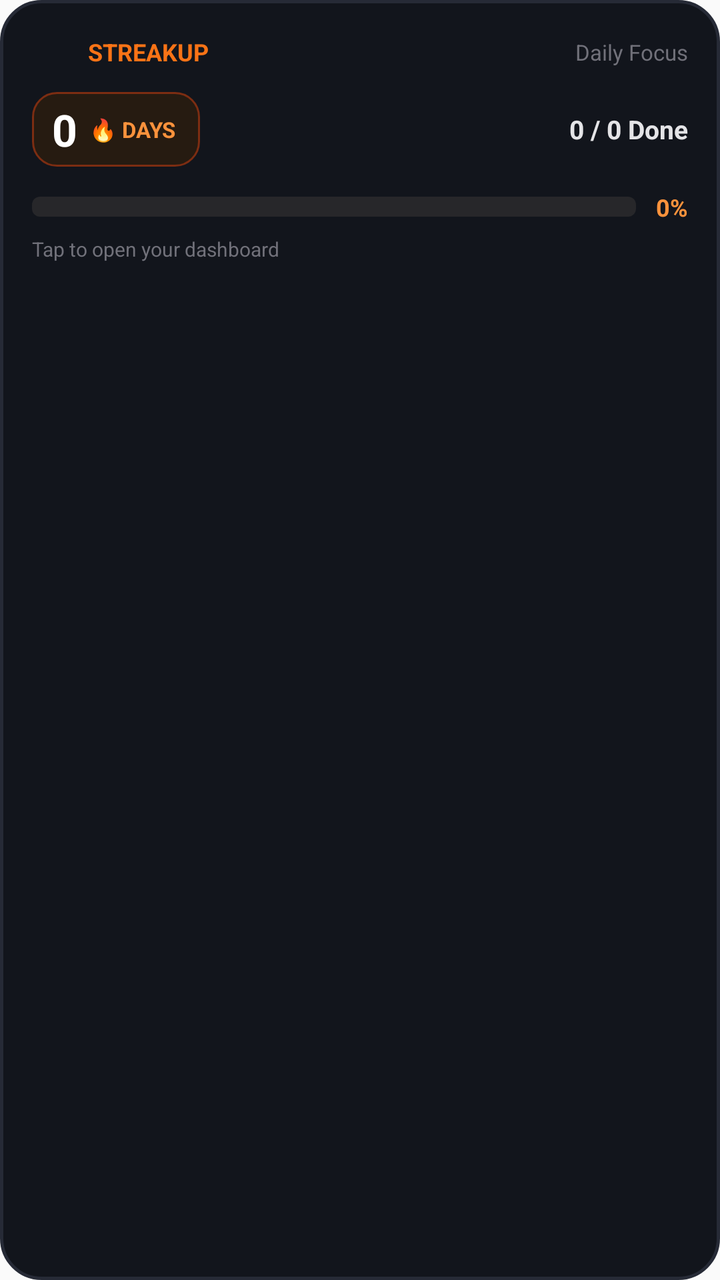
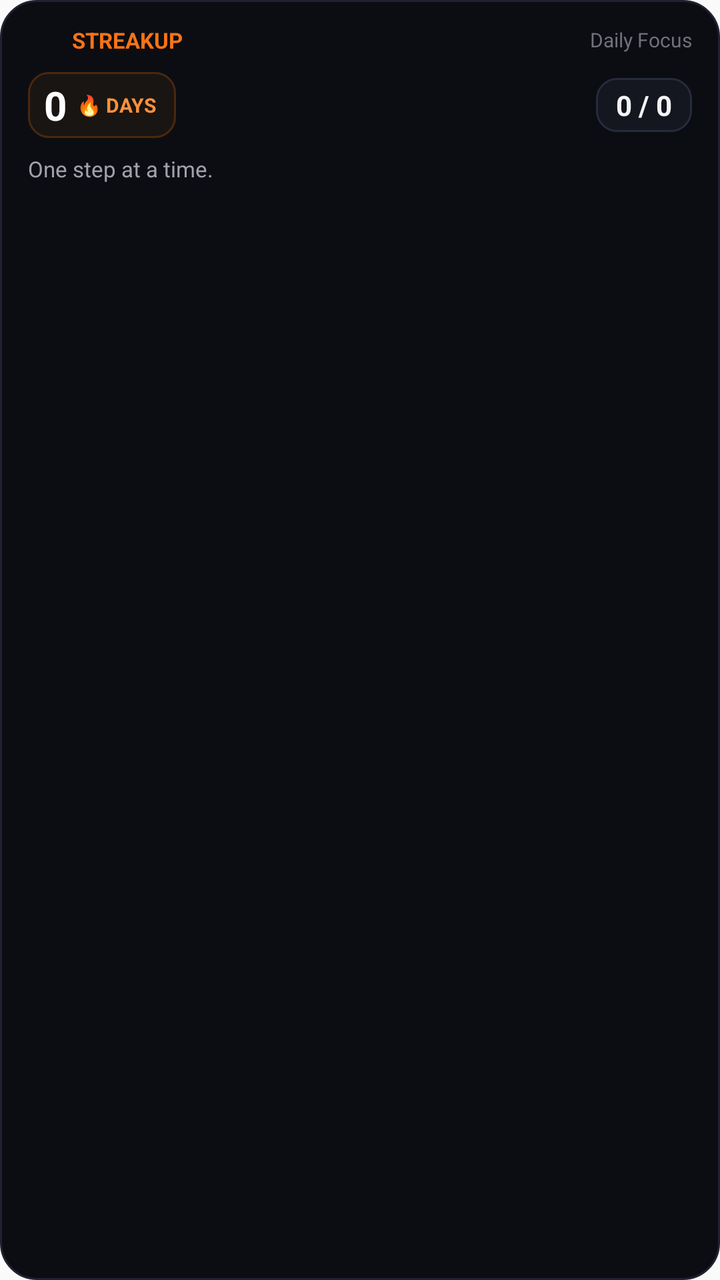

Two renders of the same Android screen: before a commit and after it. Below are the layout's source before the change and the commit's diff.
<!-- AndroidManifest.xml: application theme AppTheme -->
<!-- res/layout/widget_streakup.xml -->
<?xml version="1.0" encoding="utf-8"?>
<RelativeLayout xmlns:android="http://schemas.android.com/apk/res/android"
    android:id="@+id/widget_root"
    android:layout_width="match_parent"
    android:layout_height="match_parent"
    android:background="@drawable/widget_background"
    android:padding="16dp">

    
    <LinearLayout
        android:id="@+id/widget_logged_in_container"
        android:layout_width="match_parent"
        android:layout_height="match_parent"
        android:orientation="vertical"
        android:visibility="visible">

        
        <LinearLayout
            android:layout_width="match_parent"
            android:layout_height="wrap_content"
            android:gravity="center_vertical"
            android:orientation="horizontal">

            <ImageView
                android:id="@+id/widget_logo_icon"
                android:layout_width="20dp"
                android:layout_height="20dp"
                android:contentDescription="@string/app_name"
                android:src="@mipmap/ic_launcher" />

            <TextView
                android:id="@+id/widget_app_title"
                android:layout_width="0dp"
                android:layout_height="wrap_content"
                android:layout_marginStart="8dp"
                android:layout_weight="1"
                android:text="STREAKUP"
                android:textColor="#f97316"
                android:textSize="12sp"
                android:textStyle="bold" />

            <TextView
                android:id="@+id/widget_user_name"
                android:layout_width="wrap_content"
                android:layout_height="wrap_content"
                android:text="Daily Focus"
                android:textColor="#71717a"
                android:textSize="11sp" />
        </LinearLayout>

        
        <LinearLayout
            android:layout_width="match_parent"
            android:layout_height="wrap_content"
            android:layout_marginTop="10dp"
            android:gravity="center_vertical"
            android:orientation="horizontal">

            <LinearLayout
                android:layout_width="wrap_content"
                android:layout_height="wrap_content"
                android:background="@drawable/widget_badge_background"
                android:gravity="center_vertical"
                android:orientation="horizontal"
                android:paddingStart="10dp"
                android:paddingTop="4dp"
                android:paddingEnd="12dp"
                android:paddingBottom="4dp">

                <TextView
                    android:id="@+id/widget_streak_count"
                    android:layout_width="wrap_content"
                    android:layout_height="wrap_content"
                    android:text="0"
                    android:textColor="#ffffff"
                    android:textSize="22sp"
                    android:textStyle="bold" />

                <TextView
                    android:id="@+id/widget_streak_unit"
                    android:layout_width="wrap_content"
                    android:layout_height="wrap_content"
                    android:layout_marginStart="6dp"
                    android:text="🔥 DAYS"
                    android:textColor="#fb923c"
                    android:textSize="11sp"
                    android:textStyle="bold" />
            </LinearLayout>

            <FrameLayout
                android:layout_width="0dp"
                android:layout_height="1dp"
                android:layout_weight="1" />

            
            <TextView
                android:id="@+id/widget_tasks_count"
                android:layout_width="wrap_content"
                android:layout_height="wrap_content"
                android:text="0 / 0 Done"
                android:textColor="#e4e4e7"
                android:textSize="13sp"
                android:textStyle="bold" />
        </LinearLayout>

        
        <LinearLayout
            android:layout_width="match_parent"
            android:layout_height="wrap_content"
            android:layout_marginTop="12dp"
            android:gravity="center_vertical"
            android:orientation="horizontal">

            <ProgressBar
                android:id="@+id/widget_progress_bar"
                style="?android:attr/progressBarStyleHorizontal"
                android:layout_width="0dp"
                android:layout_height="10dp"
                android:layout_weight="1"
                android:max="100"
                android:progress="0"
                android:progressDrawable="@drawable/widget_progress_drawable" />

            <TextView
                android:id="@+id/widget_progress_percentage"
                android:layout_width="wrap_content"
                android:layout_height="wrap_content"
                android:layout_marginStart="10dp"
                android:text="0%"
                android:textColor="#fb923c"
                android:textSize="12sp"
                android:textStyle="bold" />
        </LinearLayout>

        
        <TextView
            android:id="@+id/widget_status_message"
            android:layout_width="wrap_content"
            android:layout_height="wrap_content"
            android:layout_marginTop="6dp"
            android:ellipsize="end"
            android:maxLines="1"
            android:text="Tap to open your dashboard"
            android:textColor="#71717a"
            android:textSize="10sp" />
    </LinearLayout>

    
    <LinearLayout
        android:id="@+id/widget_logged_out_container"
        android:layout_width="match_parent"
        android:layout_height="match_parent"
        android:gravity="center"
        android:orientation="vertical"
        android:visibility="gone">

        <ImageView
            android:layout_width="32dp"
            android:layout_height="32dp"
            android:contentDescription="@string/app_name"
            android:src="@mipmap/ic_launcher" />

        <TextView
            android:layout_width="wrap_content"
            android:layout_height="wrap_content"
            android:layout_marginTop="6dp"
            android:text="StreakUp"
            android:textColor="#ffffff"
            android:textSize="15sp"
            android:textStyle="bold" />

        <TextView
            android:id="@+id/widget_logged_out_message"
            android:layout_width="wrap_content"
            android:layout_height="wrap_content"
            android:layout_marginTop="2dp"
            android:text="Tap to sign in and track your streak"
            android:textColor="#a1a1aa"
            android:textSize="12sp" />
    </LinearLayout>

</RelativeLayout>
<!-- resources referenced by this layout -->
<resources>
  <!-- drawable widget_background (drawable) -->
  <?xml version="1.0" encoding="utf-8"?>
  <shape xmlns:android="http://schemas.android.com/apk/res/android"
      android:shape="rectangle">
      <solid android:color="#12151c" />
      <corners android:radius="20dp" />
      <stroke
          android:width="1.5dp"
          android:color="#262a36" />
  </shape>
  <!-- drawable widget_badge_background (drawable) -->
  <?xml version="1.0" encoding="utf-8"?>
  <shape xmlns:android="http://schemas.android.com/apk/res/android"
      android:shape="rectangle">
      <solid android:color="#261b11" />
      <corners android:radius="12dp" />
      <stroke
          android:width="1dp"
          android:color="#7c2d12" />
  </shape>
  <!-- drawable widget_progress_drawable (drawable) -->
  <?xml version="1.0" encoding="utf-8"?>
  <layer-list xmlns:android="http://schemas.android.com/apk/res/android">
      <item android:id="@android:id/background">
          <shape>
              <corners android:radius="4dp" />
              <solid android:color="#27272a" />
          </shape>
      </item>
      <item android:id="@android:id/progress">
          <clip>
              <shape>
                  <corners android:radius="4dp" />
                  <solid android:color="#f97316" />
              </shape>
          </clip>
      </item>
  </layer-list>
  <!-- mipmap ic_launcher (mipmap-anydpi-v26) -->
  <?xml version="1.0" encoding="utf-8"?>
  <adaptive-icon xmlns:android="http://schemas.android.com/apk/res/android">
      <background android:drawable="@color/ic_launcher_background"/>
      <foreground android:drawable="@mipmap/ic_launcher_foreground"/>
  </adaptive-icon>
  <string name="app_name">StreakUp</string>
  <style name="AppTheme" parent="Theme.AppCompat.Light.DarkActionBar">
          
          <item name="colorPrimary">@color/colorPrimary</item>
          <item name="colorPrimaryDark">@color/colorPrimaryDark</item>
          <item name="colorAccent">@color/colorAccent</item>
      </style>
  <color name="ic_launcher_background">#09090b</color>
</resources>

<!-- the commit's change to res/layout/widget_streakup.xml (unified diff, before → after) -->
@@ -4,7 +4,10 @@
     android:layout_width="match_parent"
     android:layout_height="match_parent"
     android:background="@drawable/widget_background"
-    android:padding="16dp">
+    android:paddingStart="14dp"
+    android:paddingTop="12dp"
+    android:paddingEnd="14dp"
+    android:paddingBottom="12dp">
 
     
     <LinearLayout
@@ -23,8 +26,8 @@
 
             <ImageView
                 android:id="@+id/widget_logo_icon"
-                android:layout_width="20dp"
-                android:layout_height="20dp"
+                android:layout_width="16dp"
+                android:layout_height="16dp"
                 android:contentDescription="@string/app_name"
                 android:src="@mipmap/ic_launcher" />
 
@@ -32,40 +35,44 @@
                 android:id="@+id/widget_app_title"
                 android:layout_width="0dp"
                 android:layout_height="wrap_content"
-                android:layout_marginStart="8dp"
+                android:layout_marginStart="6dp"
                 android:layout_weight="1"
                 android:text="STREAKUP"
                 android:textColor="#f97316"
-                android:textSize="12sp"
+                android:textSize="11sp"
                 android:textStyle="bold" />
 
             <TextView
                 android:id="@+id/widget_user_name"
                 android:layout_width="wrap_content"
                 android:layout_height="wrap_content"
+                android:ellipsize="end"
+                android:maxLines="1"
                 android:text="Daily Focus"
                 android:textColor="#71717a"
-                android:textSize="11sp" />
+                android:textSize="10sp" />
         </LinearLayout>
 
         
         <LinearLayout
             android:layout_width="match_parent"
             android:layout_height="wrap_content"
-            android:layout_marginTop="10dp"
+            android:layout_marginTop="8dp"
             android:gravity="center_vertical"
             android:orientation="horizontal">
 
+            
             <LinearLayout
+                android:id="@+id/widget_streak_badge_container"
                 android:layout_width="wrap_content"
                 android:layout_height="wrap_content"
                 android:background="@drawable/widget_badge_background"
                 android:gravity="center_vertical"
                 android:orientation="horizontal"
-                android:paddingStart="10dp"
-                android:paddingTop="4dp"
-                android:paddingEnd="12dp"
-                android:paddingBottom="4dp">
+                android:paddingStart="8dp"
+                android:paddingTop="3dp"
+                android:paddingEnd="10dp"
+                android:paddingBottom="3dp">
 
                 <TextView
                     android:id="@+id/widget_streak_count"
@@ -73,17 +80,17 @@
                     android:layout_height="wrap_content"
                     android:text="0"
                     android:textColor="#ffffff"
-                    android:textSize="22sp"
+                    android:textSize="20sp"
                     android:textStyle="bold" />
 
                 <TextView
                     android:id="@+id/widget_streak_unit"
                     android:layout_width="wrap_content"
                     android:layout_height="wrap_content"
-                    android:layout_marginStart="6dp"
+                    android:layout_marginStart="5dp"
                     android:text="🔥 DAYS"
                     android:textColor="#fb923c"
-                    android:textSize="11sp"
+                    android:textSize="10sp"
                     android:textStyle="bold" />
             </LinearLayout>
 
@@ -93,56 +100,40 @@
                 android:layout_weight="1" />
 
             
-            <TextView
-                android:id="@+id/widget_tasks_count"
+            <LinearLayout
+                android:id="@+id/widget_tasks_container"
                 android:layout_width="wrap_content"
                 android:layout_height="wrap_content"
-                android:text="0 / 0 Done"
-                android:textColor="#e4e4e7"
-                android:textSize="13sp"
-                android:textStyle="bold" />
-        </LinearLayout>
+                android:background="@drawable/widget_tasks_background"
+                android:gravity="center"
+                android:orientation="horizontal"
+                android:paddingStart="10dp"
+                android:paddingTop="4dp"
+                android:paddingEnd="10dp"
+                android:paddingBottom="4dp">
 
-        
-        <LinearLayout
-            android:layout_width="match_parent"
-            android:layout_height="wrap_content"
-            android:layout_marginTop="12dp"
-            android:gravity="center_vertical"
-            android:orientation="horizontal">
-
-            <ProgressBar
-                android:id="@+id/widget_progress_bar"
-                style="?android:attr/progressBarStyleHorizontal"
-                android:layout_width="0dp"
-                android:layout_height="10dp"
-                android:layout_weight="1"
-                android:max="100"
-                android:progress="0"
-                android:progressDrawable="@drawable/widget_progress_drawable" />
-
-            <TextView
-                android:id="@+id/widget_progress_percentage"
-                android:layout_width="wrap_content"
-                android:layout_height="wrap_content"
-                android:layout_marginStart="10dp"
-                android:text="0%"
-                android:textColor="#fb923c"
-                android:textSize="12sp"
-                android:textStyle="bold" />
+                <TextView
+                    android:id="@+id/widget_tasks_count"
+                    android:layout_width="wrap_content"
+                    android:layout_height="wrap_content"
+                    android:text="0 / 0"
+                    android:textColor="#f4f4f5"
+                    android:textSize="14sp"
+                    android:textStyle="bold" />
+            </LinearLayout>
         </LinearLayout>
 
         
         <TextView
             android:id="@+id/widget_status_message"
-            android:layout_width="wrap_content"
+            android:layout_width="match_parent"
             android:layout_height="wrap_content"
-            android:layout_marginTop="6dp"
+            android:layout_marginTop="8dp"
             android:ellipsize="end"
             android:maxLines="1"
-            android:text="Tap to open your dashboard"
-            android:textColor="#71717a"
-            android:textSize="10sp" />
+            android:text="One step at a time."
+            android:textColor="#a1a1aa"
+            android:textSize="11sp" />
     </LinearLayout>
 
     
@@ -155,18 +146,18 @@
         android:visibility="gone">
 
         <ImageView
-            android:layout_width="32dp"
-            android:layout_height="32dp"
+            android:layout_width="24dp"
+            android:layout_height="24dp"
             android:contentDescription="@string/app_name"
             android:src="@mipmap/ic_launcher" />
 
         <TextView
             android:layout_width="wrap_content"
             android:layout_height="wrap_content"
-            android:layout_marginTop="6dp"
+            android:layout_marginTop="4dp"
             android:text="StreakUp"
             android:textColor="#ffffff"
-            android:textSize="15sp"
+            android:textSize="13sp"
             android:textStyle="bold" />
 
         <TextView
@@ -175,8 +166,8 @@
             android:layout_height="wrap_content"
             android:layout_marginTop="2dp"
             android:text="Tap to sign in and track your streak"
-            android:textColor="#a1a1aa"
-            android:textSize="12sp" />
+            android:textColor="#71717a"
+            android:textSize="11sp" />
     </LinearLayout>
 
 </RelativeLayout>
<!-- resource entries referenced after the edit -->
@@ -4,40 +4,32 @@
   <?xml version="1.0" encoding="utf-8"?>
   <shape xmlns:android="http://schemas.android.com/apk/res/android"
       android:shape="rectangle">
-      <solid android:color="#12151c" />
-      <corners android:radius="20dp" />
+      <solid android:color="#0c0d12" />
+      <corners android:radius="18dp" />
       <stroke
-          android:width="1.5dp"
-          android:color="#262a36" />
+          android:width="1dp"
+          android:color="#1f2330" />
   </shape>
   <!-- drawable widget_badge_background (drawable) -->
   <?xml version="1.0" encoding="utf-8"?>
   <shape xmlns:android="http://schemas.android.com/apk/res/android"
       android:shape="rectangle">
-      <solid android:color="#261b11" />
-      <corners android:radius="12dp" />
+      <solid android:color="#191512" />
+      <corners android:radius="10dp" />
       <stroke
           android:width="1dp"
-          android:color="#7c2d12" />
+          android:color="#4a2810" />
   </shape>
-  <!-- drawable widget_progress_drawable (drawable) -->
+  <!-- drawable widget_tasks_background (drawable) -->
   <?xml version="1.0" encoding="utf-8"?>
-  <layer-list xmlns:android="http://schemas.android.com/apk/res/android">
-      <item android:id="@android:id/background">
-          <shape>
-              <corners android:radius="4dp" />
-              <solid android:color="#27272a" />
-          </shape>
-      </item>
-      <item android:id="@android:id/progress">
-          <clip>
-              <shape>
-                  <corners android:radius="4dp" />
-                  <solid android:color="#f97316" />
-              </shape>
-          </clip>
-      </item>
-  </layer-list>
+  <shape xmlns:android="http://schemas.android.com/apk/res/android"
+      android:shape="rectangle">
+      <solid android:color="#141720" />
+      <corners android:radius="10dp" />
+      <stroke
+          android:width="1dp"
+          android:color="#262b3d" />
+  </shape>
   <!-- mipmap ic_launcher (mipmap-anydpi-v26) -->
   <?xml version="1.0" encoding="utf-8"?>
   <adaptive-icon xmlns:android="http://schemas.android.com/apk/res/android">
